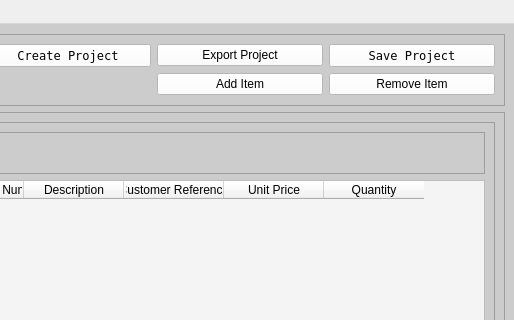
Above: Program_Files/UI_Files/project_window.ui from Thomas1B/Electronics-Inventory-Program before the change; both pictures show x 206 to 720 and y 0 to 320 of the 720 by 608 pixel window. Below: the same form after it.
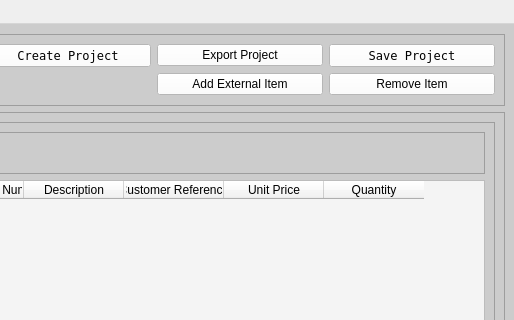
That is the form after the change. Icons and pictures are not drawn.

Commit message: updated button text

Patch:
```diff
--- a/Program_Files/UI_Files/project_window.ui
+++ b/Program_Files/UI_Files/project_window.ui
@@ -131,7 +131,7 @@
 background-color: rgb(255, 255, 255);</string>
          </property>
          <property name="text">
-          <string>Add Item</string>
+          <string>Add External Item</string>
          </property>
          <property name="icon">
           <iconset>
```
